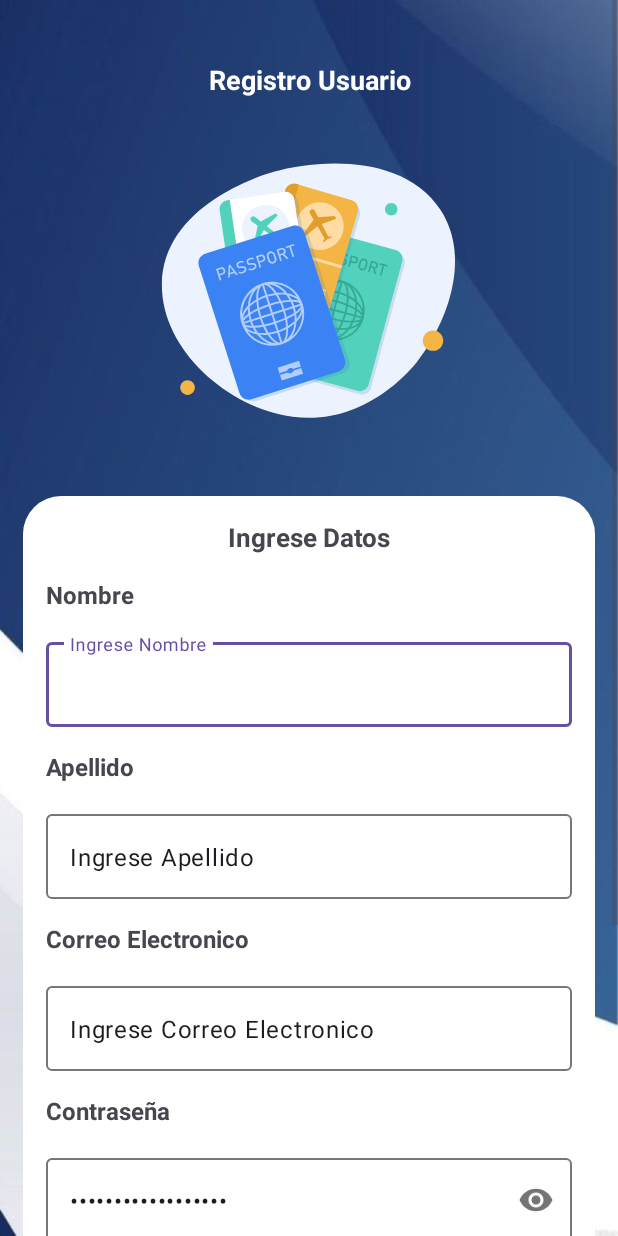
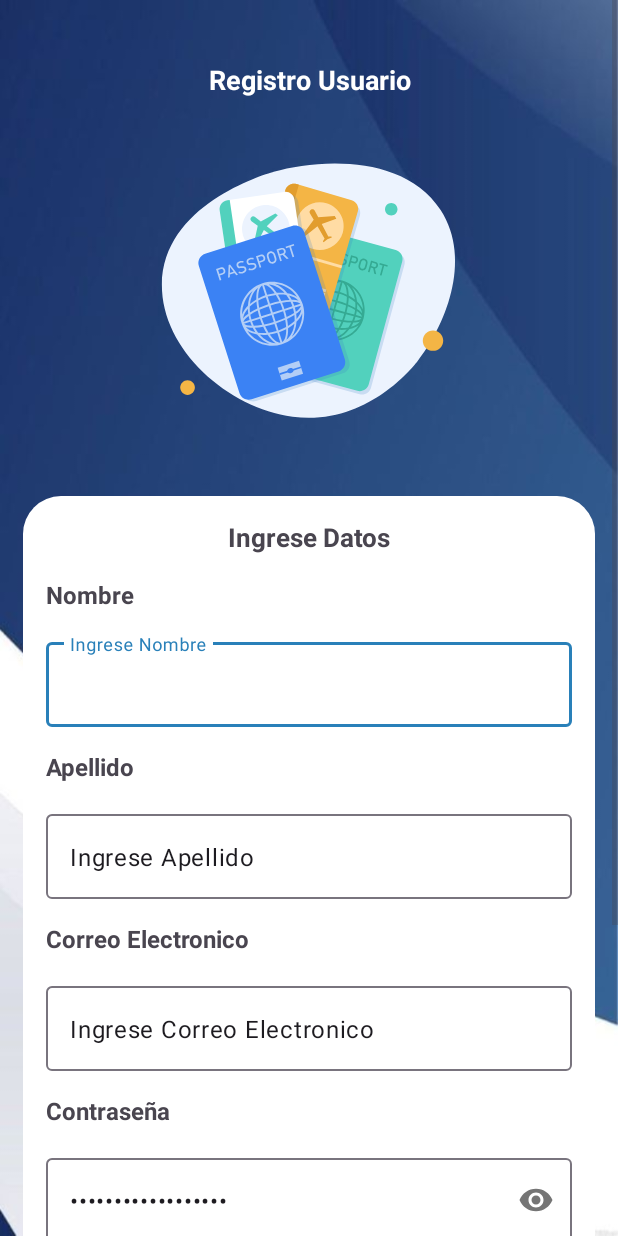
Before and after one commit to FabioNatanaelMora/Gestor-AndroidStudio, an Android app: the screen it shows after launch (Registro), after a tap on "No tiene cuenta, Registrate!", on a phone screen of 412 x 824 dp. Run offline under Robolectric (Android 15) with nearby library versions, the phone set to English and light mode, and no system bars.

Commit message:
themes se configuro para light y dark

```diff
--- a/app/src/main/AndroidManifest.xml
+++ b/app/src/main/AndroidManifest.xml
@@ -12,7 +12,7 @@
         android:label="@string/app_name"
         android:roundIcon="@mipmap/ic_launcher_round"
         android:supportsRtl="true"
-        android:theme="@style/Theme.Gestor"
+        android:theme="@style/Theme.CurrenLocation"
         tools:targetApi="31">
         <activity
             android:name=".Registro"
--- a/app/src/main/java/com/fabiomora/gestor/MainActivity.java
+++ b/app/src/main/java/com/fabiomora/gestor/MainActivity.java
@@ -22,7 +22,6 @@ public class MainActivity extends AppCompatActivity {
     @Override
     protected void onCreate(Bundle savedInstanceState) {
         super.onCreate(savedInstanceState);
-        EdgeToEdge.enable(this);
         setContentView(R.layout.activity_main);
 
         //Paso 2: Asociar mi variable creada al control de mi xml activity
--- a/app/src/main/java/com/fabiomora/gestor/Registro.java
+++ b/app/src/main/java/com/fabiomora/gestor/Registro.java
@@ -18,7 +18,6 @@ public class Registro extends AppCompatActivity {
     @Override
     protected void onCreate(Bundle savedInstanceState) {
         super.onCreate(savedInstanceState);
-        EdgeToEdge.enable(this);
         setContentView(R.layout.activity_registro);
 
         btnRegistrarR = findViewById(R.id.btnRegistrarR);
--- a/app/src/main/res/values-night/themes.xml
+++ b/app/src/main/res/values-night/themes.xml
@@ -1,7 +1,8 @@
 <resources xmlns:tools="http://schemas.android.com/tools">
-    <!-- Base application theme. -->
-    <style name="Base.Theme.Gestor" parent="Theme.Material3.DayNight.NoActionBar">
-        <!-- Customize your dark theme here. -->
-        <!-- <item name="colorPrimary">@color/my_dark_primary</item> -->
+    <style name="Theme.CurrenLocation" parent="Theme.Material3.Light.NoActionBar">
+        <item name="colorPrimary">@color/colorPrimary</item>
+        <item name="colorPrimaryVariant">@color/colorPrimaryDark</item>
+        <item name="colorOnPrimary">@color/white</item>
+        <item name="colorOnSecondary">@color/black</item>
     </style>
 </resources>
--- a/app/src/main/res/values/colors.xml
+++ b/app/src/main/res/values/colors.xml
@@ -4,4 +4,6 @@
     <color name="white">#FFFFFFFF</color>
     <color name="azul">#2e86c1</color>
     <color name="verde">#229954</color>
+    <color name="colorPrimary">#2980B9</color>
+    <color name="colorPrimaryDark">#1A5276</color>
 </resources>
--- a/app/src/main/res/values/themes.xml
+++ b/app/src/main/res/values/themes.xml
@@ -1,9 +1,8 @@
 <resources xmlns:tools="http://schemas.android.com/tools">
-    <!-- Base application theme. -->
-    <style name="Base.Theme.Gestor" parent="Theme.Material3.DayNight.NoActionBar">
-        <!-- Customize your light theme here. -->
-        <!-- <item name="colorPrimary">@color/my_light_primary</item> -->
-    </style>
-
-    <style name="Theme.Gestor" parent="Base.Theme.Gestor" />
+  <style name="Theme.CurrenLocation" parent="Theme.Material3.Light.NoActionBar">
+      <item name="colorPrimary">@color/colorPrimary</item>
+      <item name="colorPrimaryVariant">@color/colorPrimaryDark</item>
+      <item name="colorOnPrimary">@color/white</item>
+      <item name="colorOnSecondary">@color/black</item>
+  </style>
 </resources>
```
